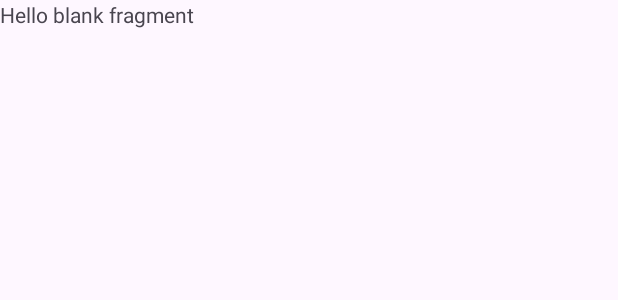
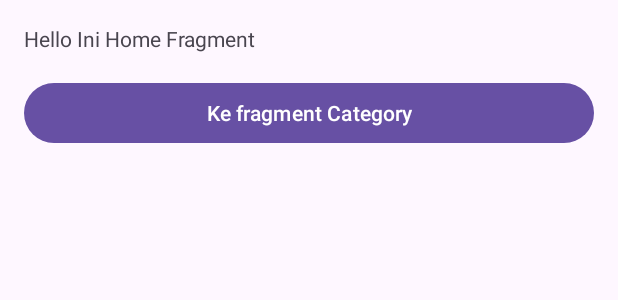
Before and after one commit to nafishafi/MyFlexibleFragment, an Android app: the layout fragment_home.xml on its own in the app's theme, with its tools: preview values and no code run, on a phone screen of 412 x 824 dp. Shown: the top 300 px of the screen. Run offline under Robolectric (Android 15) with nearby library versions, the phone set to English and light mode, and no system bars.

Commit message:
add string

```diff
--- a/app/src/main/res/layout/fragment_home.xml
+++ b/app/src/main/res/layout/fragment_home.xml
@@ -1,14 +1,21 @@
 <?xml version="1.0" encoding="utf-8"?>
-<FrameLayout xmlns:android="http://schemas.android.com/apk/res/android"
+<LinearLayout
+    xmlns:android="http://schemas.android.com/apk/res/android"
     xmlns:tools="http://schemas.android.com/tools"
     android:layout_width="match_parent"
     android:layout_height="match_parent"
-    tools:context=".HomeFragment">
+    android:orientation="vertical">
 
-    <!-- TODO: Update blank fragment layout -->
     <TextView
         android:layout_width="match_parent"
-        android:layout_height="match_parent"
-        android:text="@string/hello_blank_fragment" />
-
-</FrameLayout>
+        android:layout_height="wrap_content"
+        android:layout_margin="16dp"
+        android:text="@string/hello_home_fragment" />
+    <Button
+        android:id="@+id/btn_category"
+        android:layout_width="match_parent"
+        android:layout_height="wrap_content"
+        android:layout_marginStart="16dp"
+        android:layout_marginEnd="16dp"
+        android:text="@string/to_category" />
+</LinearLayout>
```
Also changed, not shown: app/src/main/res/values/strings.xml (+17 -1 lines).
